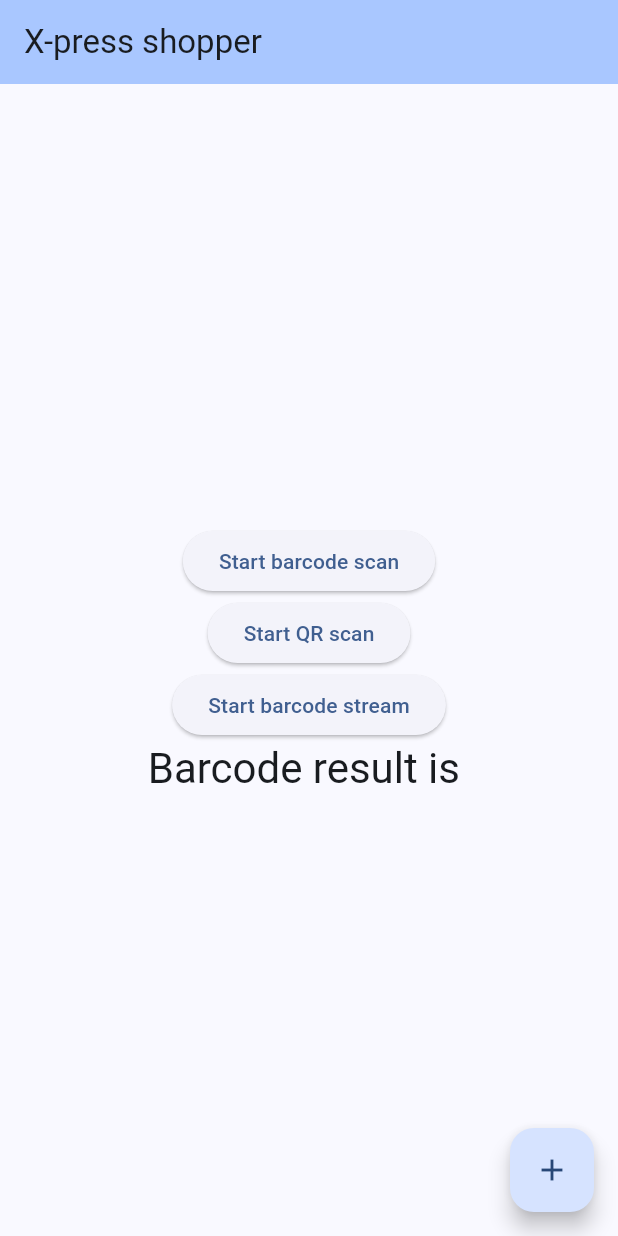
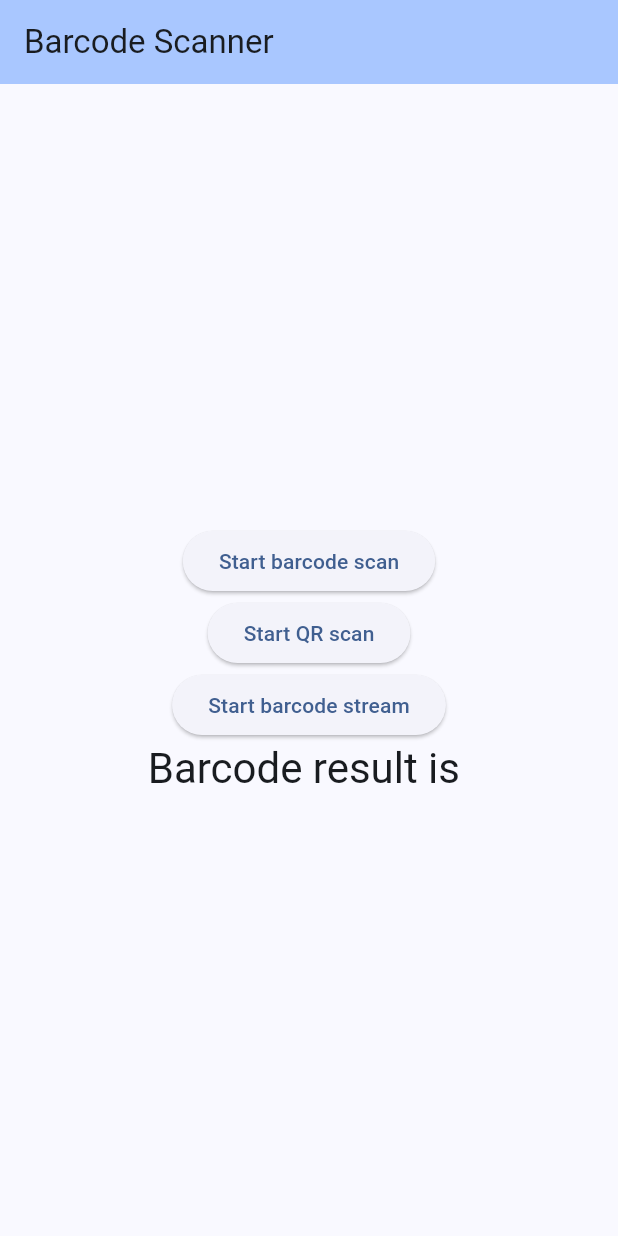
Before and after one commit to kingslayer-001/flutter_barcode_app, a Flutter app: the screen it shows after launch, on a phone screen of 412 x 824 dp. Run offline on Flutter 3.47's test engine with Material 3 defaults, Android fonts, the phone set to English and light mode, and no system bars; missing offline and left inert: flutter_barcode_scanner.

Commit message:
Small edits

```diff
--- a/lib/main.dart
+++ b/lib/main.dart
@@ -12,12 +12,12 @@ class MyApp extends StatelessWidget {
   @override
   Widget build(BuildContext context) {
     return MaterialApp(
-      title: 'Flutter Demo',
+      title: 'Flutter Barcode Scanner',
       theme: ThemeData(
         colorScheme: ColorScheme.fromSeed(seedColor: Colors.blue.shade800),
         useMaterial3: true,
       ),
-      home: const MyHomePage(title: 'X-press shopper'),
+      home: const MyHomePage(title: 'Barcode Scanner'),
     );
   }
 }
@@ -32,15 +32,7 @@ class MyHomePage extends StatefulWidget {
 }
 
 class _MyHomePageState extends State<MyHomePage> {
-  int _counter = 0;
-
   String _scanBarcodeRes = '';
-
-  void _incrementCounter() {
-    setState(() {
-      _counter++;
-    });
-  }
 
   @override
   Widget build(BuildContext context) {
@@ -80,11 +72,6 @@ class _MyHomePageState extends State<MyHomePage> {
           ],
         ),
       ),
-      floatingActionButton: FloatingActionButton(
-        onPressed: _incrementCounter,
-        tooltip: 'Increment',
-        child: const Icon(Icons.add),
-      ),
     );
   }
 
```
